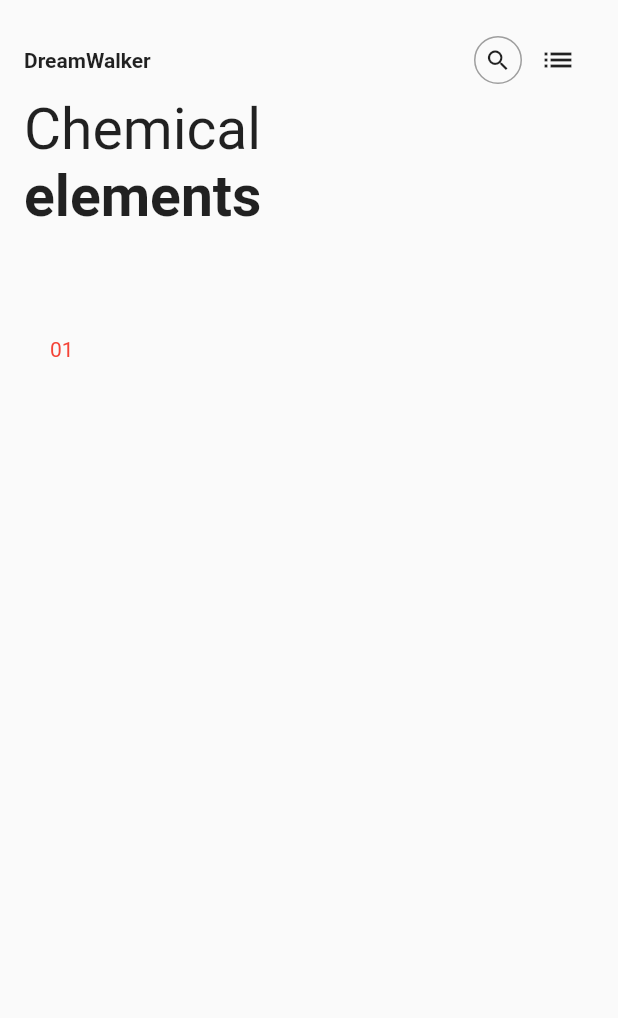
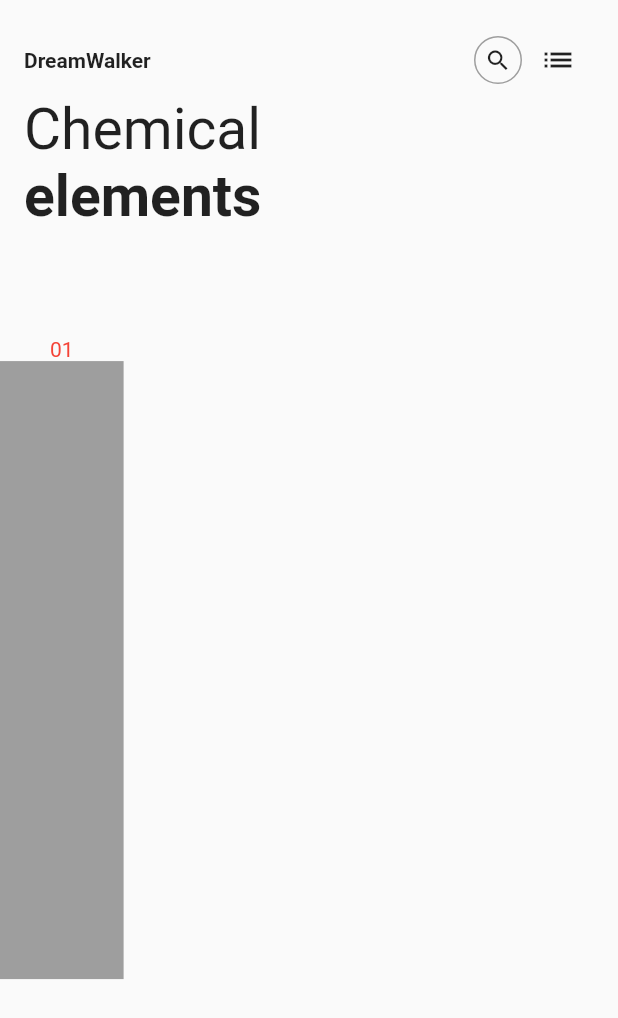
Before and after one commit to JAICHANGPARK/flutter_notebook_8th_story, a Flutter app: the screen it shows after launch, on a phone screen of 412 x 824 dp. Shown: the top 1018 px of the screen. Run offline on Flutter 3.47's test engine with Material 2 defaults, Android fonts, the phone set to English and light mode, and no system bars.

Commit message:
Update element_main_page.dart

```diff
--- a/lib/ep551_element_app/element_main_page.dart
+++ b/lib/ep551_element_app/element_main_page.dart
@@ -70,7 +70,13 @@ class _ElementMainPageState extends State<ElementMainPage> {
                       children: [
                         Text("01",style: TextStyle(
                           color: Colors.red
-                        ),)
+                        ),),
+                        Container(
+                          height: MediaQuery.of(context).size.height / 2,
+                          decoration: BoxDecoration(
+                            color: Colors.grey
+                          ),
+                        )
                       ],
                     )),
                     Expanded(
```
